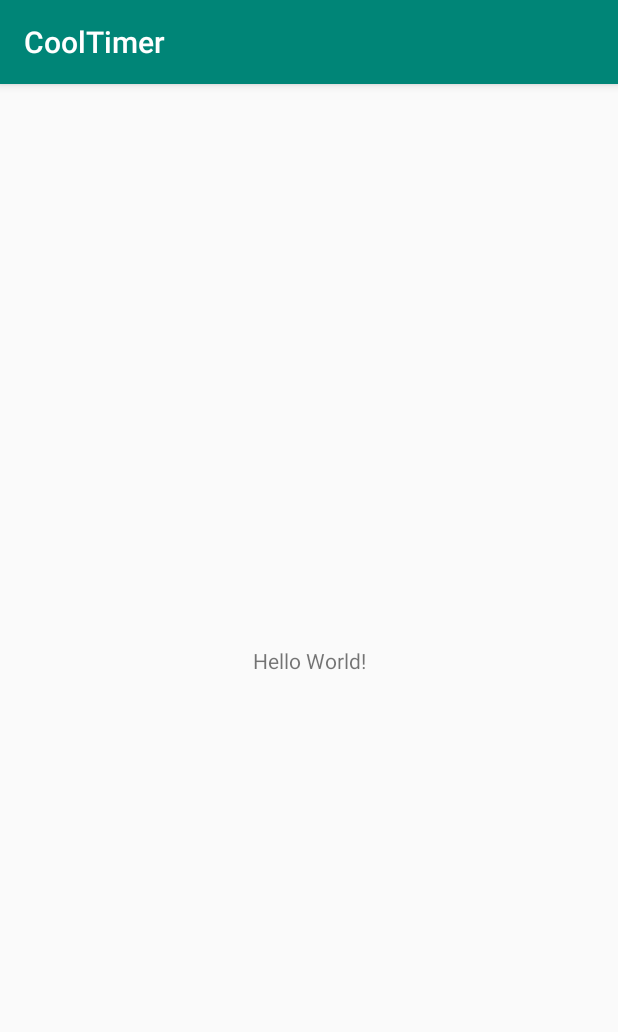
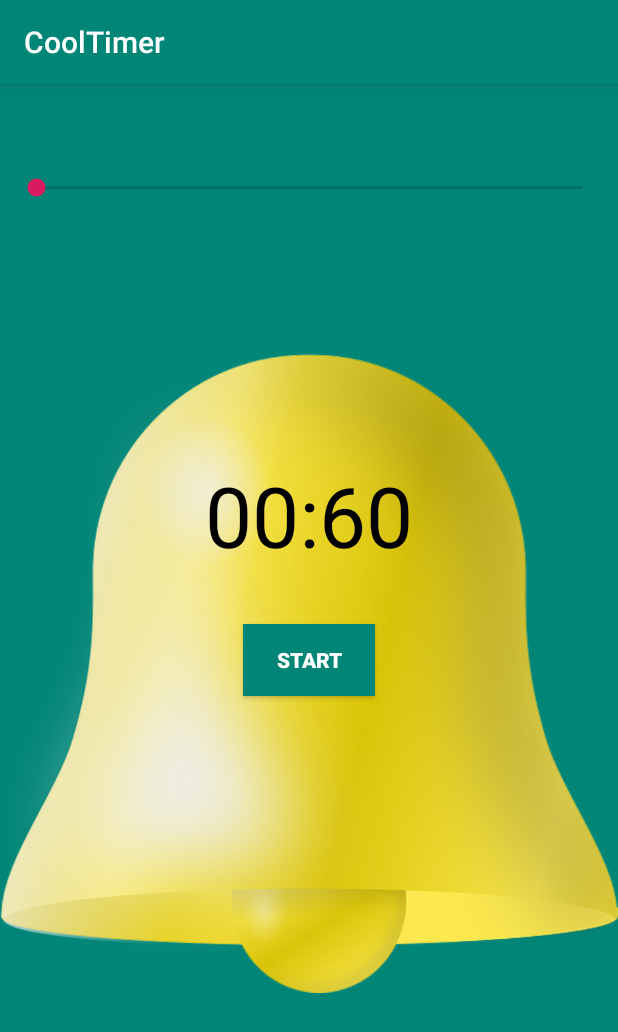
Before and after one commit to omelchenkoaleks/CoolTimer, an Android app: the screen it shows after launch (MainActivity), on a phone screen of 412 x 824 dp. Shown: the top 1032 px of the screen. Run offline under Robolectric (Android 15) with nearby library versions, the light colour scheme and no system bars.

Commit message:
моя верстка экрана по заданию ...

```diff
--- a/app/src/main/java/com/omelchenkoaleks/cooltimer/MainActivity.java
+++ b/app/src/main/java/com/omelchenkoaleks/cooltimer/MainActivity.java
@@ -15,40 +15,5 @@ public class MainActivity extends AppCompatActivity {
     protected void onCreate(Bundle savedInstanceState) {
         super.onCreate(savedInstanceState);
         setContentView(R.layout.activity_main);
-
-        /*
-            ТАЙМЕР
-         */
-
-        CountDownTimer myTimer = new CountDownTimer(10000, 1000) {
-            @Override
-            public void onTick(long millisUntilFinished) {
-                Log.d("myTimer", String.valueOf(millisUntilFinished/1000)
-                        + " seconds left");
-            }
-
-            @Override
-            public void onFinish() {
-                Log.d("myTimer", "Finish");
-            }
-        };
-
-        myTimer.start();
-
-
-        /*
-            Способ выводить нужную информацию через заданное время
-            или как таймер ...
-         */
-//        final Handler handler = new Handler();
-//        Runnable runnable = new Runnable() {
-//            @Override
-//            public void run() {
-//                Log.d("Runnable: ", "Two seconds are passed");
-//                handler.postDelayed(this, 2000);
-//            }
-//        };
-//
-//        handler.post(runnable);
     }
 }
--- a/app/src/main/res/layout/activity_main.xml
+++ b/app/src/main/res/layout/activity_main.xml
@@ -4,15 +4,53 @@
     xmlns:tools="http://schemas.android.com/tools"
     android:layout_width="match_parent"
     android:layout_height="match_parent"
+    android:background="@color/colorPrimary"
     tools:context=".MainActivity">
 
+    <ImageView
+        android:id="@+id/image_view"
+        android:layout_width="wrap_content"
+        android:layout_height="match_parent"
+        android:src="@drawable/bell"
+        app:layout_constraintBottom_toBottomOf="parent"
+        app:layout_constraintEnd_toEndOf="parent"
+        app:layout_constraintStart_toStartOf="parent"
+        app:layout_constraintTop_toTopOf="parent" />
+
     <TextView
+        android:id="@+id/timer_text_view"
         android:layout_width="wrap_content"
         android:layout_height="wrap_content"
-        android:text="Hello World!"
+        android:layout_marginTop="250dp"
+        android:text="@string/_00_60"
+        android:textSize="56sp"
+        android:textColor="@android:color/black"
+        app:layout_constraintEnd_toEndOf="parent"
+        app:layout_constraintStart_toStartOf="parent"
+        app:layout_constraintTop_toTopOf="parent"/>
+
+    <Button
+        android:layout_width="wrap_content"
+        android:layout_height="wrap_content"
+        android:text="@string/start"
+        android:textStyle="bold"
+        android:layout_margin="4dp"
+        android:background="@color/colorPrimary"
+        android:textColor="@android:color/white"
         app:layout_constraintBottom_toBottomOf="parent"
         app:layout_constraintLeft_toLeftOf="parent"
         app:layout_constraintRight_toRightOf="parent"
+        app:layout_constraintTop_toTopOf="parent"/>
+
+    <SeekBar
+        android:id="@+id/seek_bar"
+        android:layout_width="match_parent"
+        android:layout_height="wrap_content"
+        android:layout_marginStart="8dp"
+        android:layout_marginTop="60dp"
+        android:layout_marginEnd="8dp"
+        app:layout_constraintEnd_toEndOf="parent"
+        app:layout_constraintStart_toStartOf="parent"
         app:layout_constraintTop_toTopOf="parent" />
 
 </androidx.constraintlayout.widget.ConstraintLayout>
--- a/app/src/main/res/values/strings.xml
+++ b/app/src/main/res/values/strings.xml
@@ -1,3 +1,5 @@
 <resources>
     <string name="app_name">CoolTimer</string>
+    <string name="start">start</string>
+    <string name="_00_60">00:60</string>
 </resources>
```
Also changed, not shown: app/src/main/res/drawable/bell.png (added).
